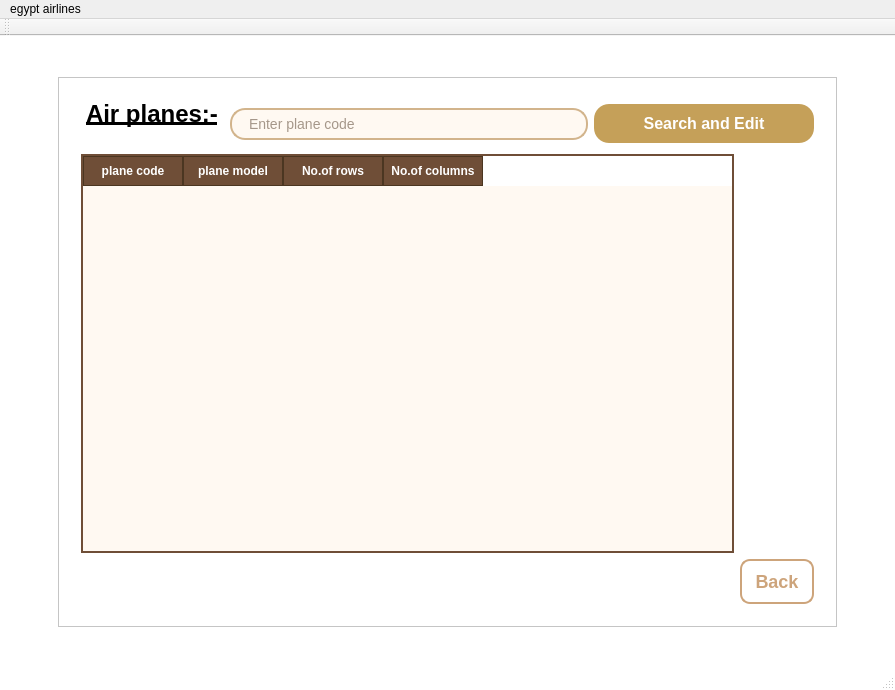
First picture: the form in s_p_project/s_p_project.ui, repository mohamedalaaabdalaah-lgtm/s_p_project, before the edit.
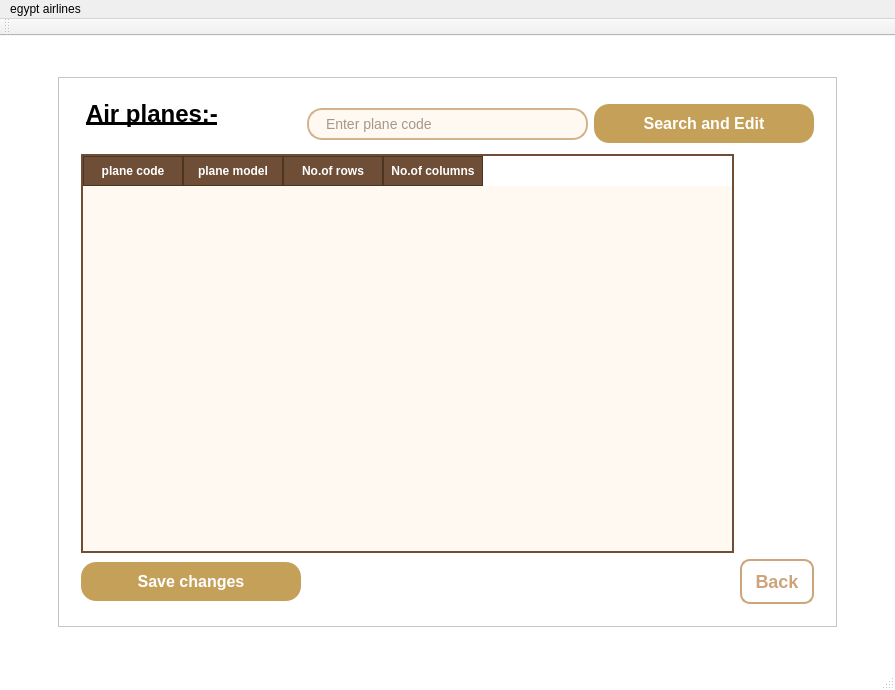
Second picture: the form after the edit. The open tabs and pages were chosen to show the change.

```diff
--- a/s_p_project/s_p_project.ui
+++ b/s_p_project/s_p_project.ui
@@ -1490,6 +1490,13 @@
              </property>
             </widget>
            </item>
+           <item row="2" column="0">
+            <widget class="QPushButton" name="btn_save_view_planes">
+             <property name="text">
+              <string>Save changes</string>
+             </property>
+            </widget>
+           </item>
           </layout>
          </widget>
          <widget class="QWidget" name="add_flight_page">
```
Left out of the diff: 7 changed lines with no effect on the pictures.
